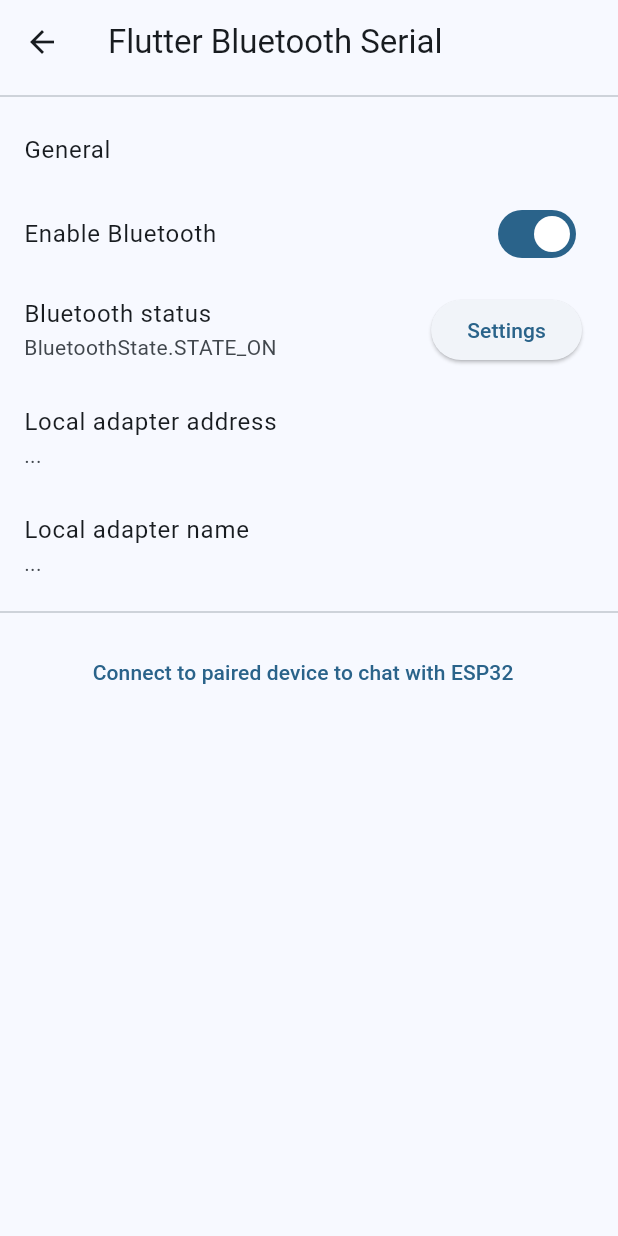
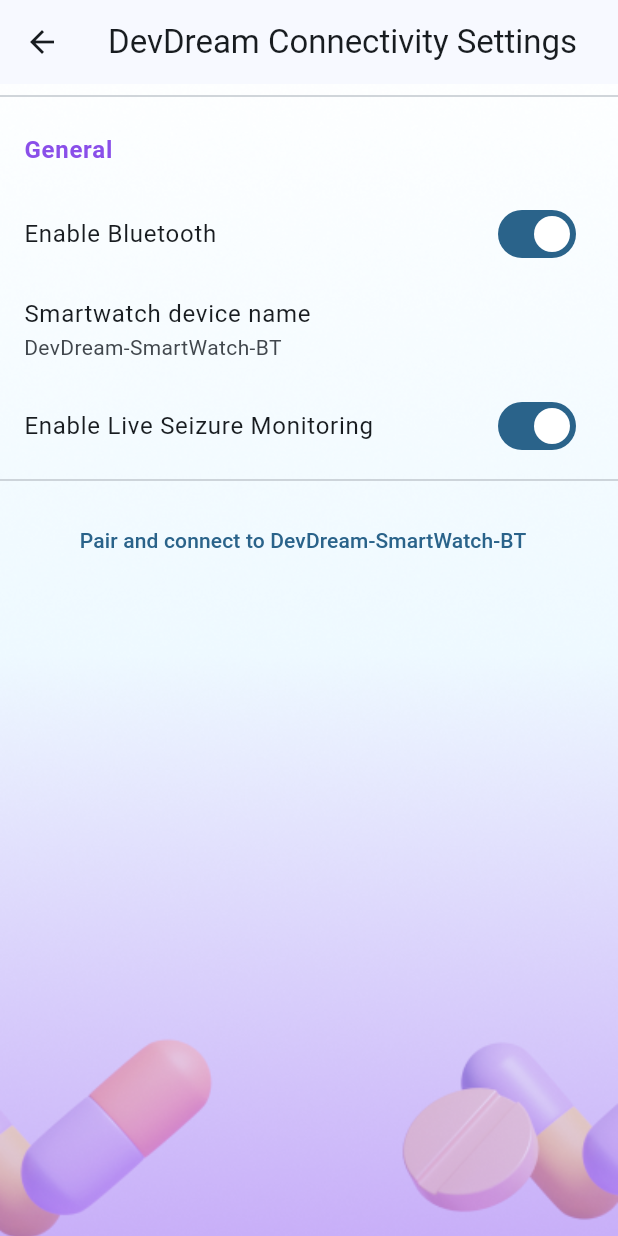
Before and after one commit to DevDreamPIM/Flutter, a Flutter app: the MainPageBluetooth screen opened directly, on a phone screen of 412 x 824 dp. Run offline on Flutter 3.47's test engine with Material 3 defaults, Android fonts, the phone set to English and light mode, and no system bars; drawn by our look-alikes of calendar_view; our stand-ins replace fl_chart, flutter_bluetooth_serial, flutter_form_builder, flutter_rating_bar, flutter_secure_storage, google_sign_in and 6 more; missing offline and left inert: flutter_picker; accounts and stored records are empty.

Commit message:
Bluetooth Connection Interface

```diff
--- a/lib/Screens/Bluetooth/MainPageBluetooth.dart
+++ b/lib/Screens/Bluetooth/MainPageBluetooth.dart
@@ -1,5 +1,6 @@
 import 'dart:async';
 
+import 'package:epilepto_guard/colors.dart';
 import 'package:flutter/material.dart';
 import 'package:flutter_bluetooth_serial/flutter_bluetooth_serial.dart';
 import 'package:permission_handler/permission_handler.dart';
@@ -17,6 +18,11 @@ class _MainPageBluetooth extends State<MainPageBluetooth> {
 
   String _address = "...";
   String _name = "...";
+
+  String BtWatchName = "DevDream-SmartWatch-BT";
+
+  bool liveMonitoringEnabled;
+  _MainPageBluetooth() : liveMonitoringEnabled = true;
 
   @override
   void initState() {
@@ -74,13 +80,28 @@ class _MainPageBluetooth extends State<MainPageBluetooth> {
   Widget build(BuildContext context) {
     return Scaffold(
       appBar: AppBar(
-        title: const Text('Flutter Bluetooth Serial'),
+        title: const Text('DevDream Connectivity Settings'),
       ),
       body: Container(
+        decoration: const BoxDecoration(
+          image: DecorationImage(
+            image: AssetImage(
+                'assets/images/background/login.png'), // Replace 'background.jpg' with your image path
+            fit: BoxFit.cover,
+          ),
+        ),
         child: ListView(
           children: <Widget>[
             Divider(),
-            ListTile(title: const Text('General')),
+            const ListTile(
+              title: Text(
+                'General',
+                style: TextStyle(
+                  fontWeight: FontWeight.bold,
+                  color: AppColors.purple,
+                ),
+              ),
+            ),
             SwitchListTile(
               title: const Text('Enable Bluetooth'),
               value: _bluetoothState.isEnabled,
@@ -100,29 +121,22 @@ class _MainPageBluetooth extends State<MainPageBluetooth> {
               },
             ),
             ListTile(
-              title: const Text('Bluetooth status'),
-              subtitle: Text(_bluetoothState.toString()),
-              trailing: ElevatedButton(
-                child: const Text('Settings'),
-                onPressed: () {
-                  FlutterBluetoothSerial.instance.openSettings();
-                },
-              ),
+              title: const Text('Smartwatch device name'),
+              subtitle: Text(BtWatchName),
             ),
-            ListTile(
-              title: const Text('Local adapter address'),
-              subtitle: Text(_address),
-            ),
-            ListTile(
-              title: const Text('Local adapter name'),
-              subtitle: Text(_name),
-              onLongPress: null,
+            SwitchListTile(
+              title: const Text('Enable Live Seizure Monitoring'),
+              value: liveMonitoringEnabled,
+              onChanged: (bool value) {
+                setState(() {
+                  liveMonitoringEnabled = value;
+                });
+              },
             ),
             Divider(),
             ListTile(
               title: TextButton(
-                  child:
-                      const Text('Connect to paired device to chat with ESP32'),
+                  child: Text('Pair and connect to $BtWatchName'),
                   onPressed: () async {
                     final BluetoothDevice selectedDevice =
                         await Navigator.of(context).push(
```
